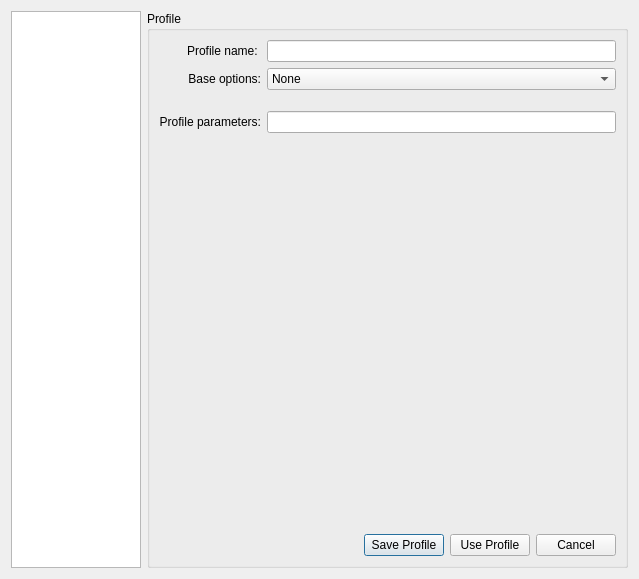
nmapsi4/nmapsi4, file src/app/ui/profilerdialog.ui: the form before one commit.
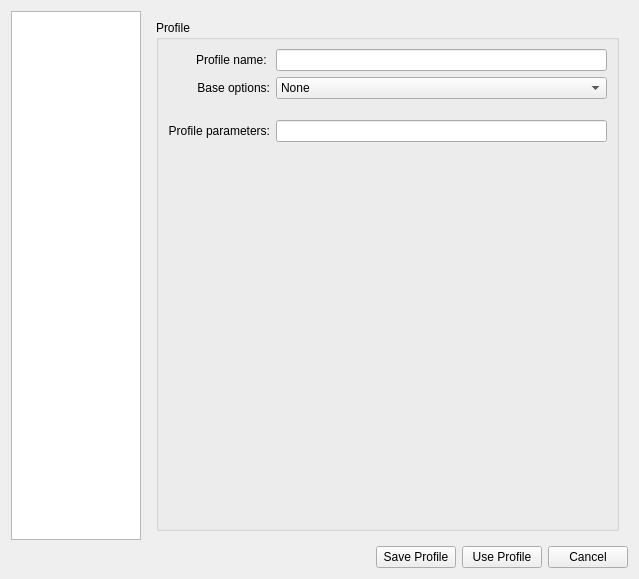
The form after the commit. Icons and pictures are not drawn.

Commit message: fix profiler layout.

What changed in the file:
```diff
--- a/src/app/ui/profilerdialog.ui
+++ b/src/app/ui/profilerdialog.ui
@@ -73,10 +73,7 @@
           <number>0</number>
          </property>
          <widget class="QWidget" name="page">
-          <layout class="QHBoxLayout" name="horizontalLayout_7">
-           <property name="margin">
-            <number>0</number>
-           </property>
+          <layout class="QVBoxLayout" name="verticalLayout_9">
            <item>
             <widget class="QGroupBox" name="groupBox_8">
              <property name="title">
@@ -174,59 +171,6 @@
                 </property>
                </spacer>
               </item>
-              <item>
-               <layout class="QHBoxLayout" name="horizontalLayout_2">
-                <item>
-                 <spacer name="horizontalSpacer">
-                  <property name="orientation">
-                   <enum>Qt::Horizontal</enum>
-                  </property>
-                  <property name="sizeHint" stdset="0">
-                   <size>
-                    <width>40</width>
-                    <height>20</height>
-                   </size>
-                  </property>
-                 </spacer>
-                </item>
-                <item>
-                 <widget class="QPushButton" name="doneButton">
-                  <property name="text">
-                   <string>Save Profile</string>
-                  </property>
-                  <property name="icon">
-                   <iconset resource="../../images.qrc">
-                    <normaloff>:/images/images/document-save-as.png</normaloff>:/images/images/document-save-as.png</iconset>
-                  </property>
-                 </widget>
-                </item>
-                <item>
-                 <widget class="QPushButton" name="pushButtonQuickProfile">
-                  <property name="toolTip">
-                   <string>Do not save the profile</string>
-                  </property>
-                  <property name="text">
-                   <string>Use Profile</string>
-                  </property>
-                  <property name="icon">
-                   <iconset resource="../../images.qrc">
-                    <normaloff>:/images/images/dialog-ok-apply.png</normaloff>:/images/images/dialog-ok-apply.png</iconset>
-                  </property>
-                 </widget>
-                </item>
-                <item>
-                 <widget class="QPushButton" name="cancelButton">
-                  <property name="text">
-                   <string>Cancel</string>
-                  </property>
-                  <property name="icon">
-                   <iconset resource="../../images.qrc">
-                    <normaloff>:/images/images/button_cancel.png</normaloff>:/images/images/button_cancel.png</iconset>
-                  </property>
-                 </widget>
-                </item>
-               </layout>
-              </item>
              </layout>
             </widget>
            </item>
@@ -1443,6 +1387,59 @@
        </item>
       </layout>
      </item>
+     <item>
+      <layout class="QHBoxLayout" name="horizontalLayout_2">
+       <item>
+        <spacer name="horizontalSpacer">
+         <property name="orientation">
+          <enum>Qt::Horizontal</enum>
+         </property>
+         <property name="sizeHint" stdset="0">
+          <size>
+           <width>40</width>
+           <height>20</height>
+          </size>
+         </property>
+        </spacer>
+       </item>
+       <item>
+        <widget class="QPushButton" name="doneButton">
+         <property name="text">
+          <string>Save Profile</string>
+         </property>
+         <property name="icon">
+          <iconset resource="../../images.qrc">
+           <normaloff>:/images/images/document-save-as.png</normaloff>:/images/images/document-save-as.png</iconset>
+         </property>
+        </widget>
+       </item>
+       <item>
+        <widget class="QPushButton" name="pushButtonQuickProfile">
+         <property name="toolTip">
+          <string>Do not save the profile</string>
+         </property>
+         <property name="text">
+          <string>Use Profile</string>
+         </property>
+         <property name="icon">
+          <iconset resource="../../images.qrc">
+           <normaloff>:/images/images/dialog-ok-apply.png</normaloff>:/images/images/dialog-ok-apply.png</iconset>
+         </property>
+        </widget>
+       </item>
+       <item>
+        <widget class="QPushButton" name="cancelButton">
+         <property name="text">
+          <string>Cancel</string>
+         </property>
+         <property name="icon">
+          <iconset resource="../../images.qrc">
+           <normaloff>:/images/images/button_cancel.png</normaloff>:/images/images/button_cancel.png</iconset>
+         </property>
+        </widget>
+       </item>
+      </layout>
+     </item>
     </layout>
    </item>
   </layout>
```
The commit also changes 1 other file.
